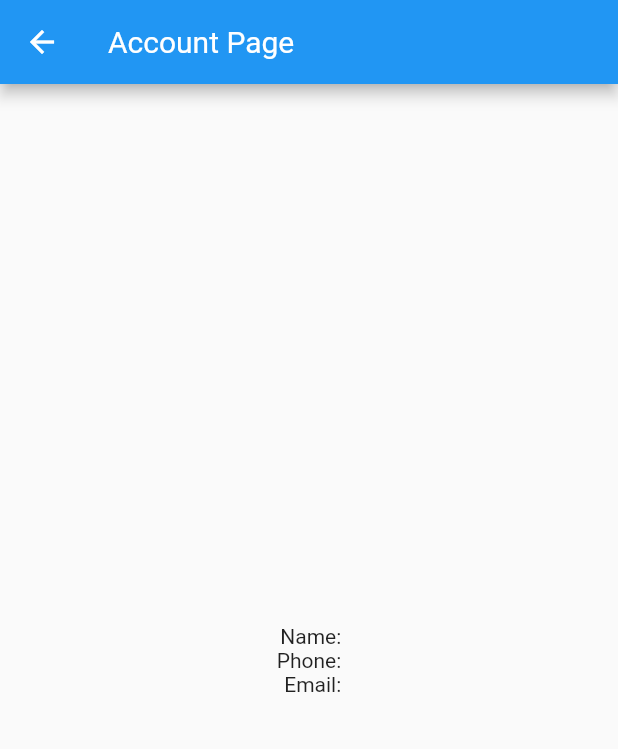
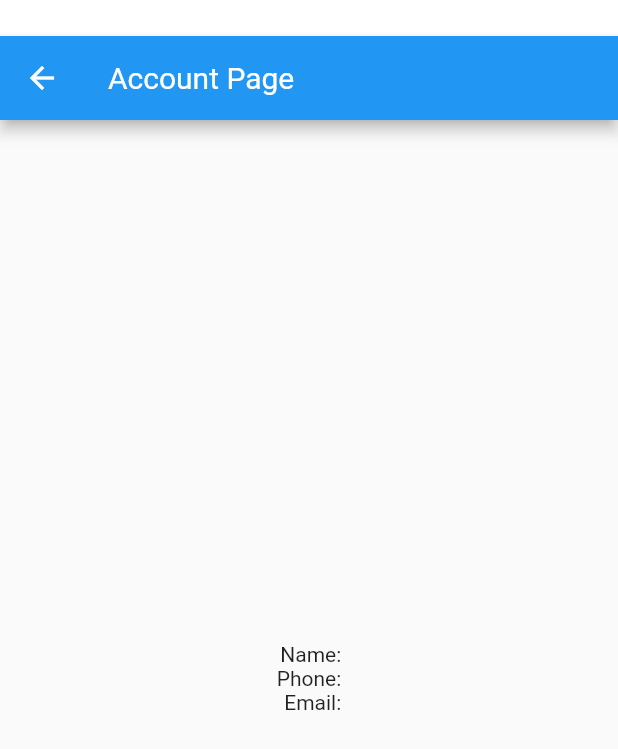
Before and after one commit to mytrofanov/flutter_app, a Flutter app: the ResultWidget screen opened directly with empty values, on a phone screen of 412 x 824 dp. Shown: the top 749 px of the screen. Run offline on Flutter 3.47's test engine with Material 2 defaults, Android fonts, the phone set to English and light mode, and no system bars.

```diff
--- a/lib/pages/result.dart
+++ b/lib/pages/result.dart
@@ -14,7 +14,9 @@ class ResultWidgetState extends State<ResultWidget> {
   @override
   Widget build(BuildContext context) {
     // return Text(widget.userName); // Here you direct access using widget
-      return Scaffold(
+      return SafeArea(
+          minimum: const EdgeInsets.fromLTRB(0, 24, 0, 0),
+    child:Scaffold(
         appBar: AppBar(title: const Text('Account Page')),
         body: Row(
           mainAxisAlignment: MainAxisAlignment.center,
@@ -51,6 +53,7 @@ class ResultWidgetState extends State<ResultWidget> {
             )
           ]
         ),
+      ),
       );
   }
 }
```
Also changed, not shown: lib/main.dart (+13 -10 lines).
